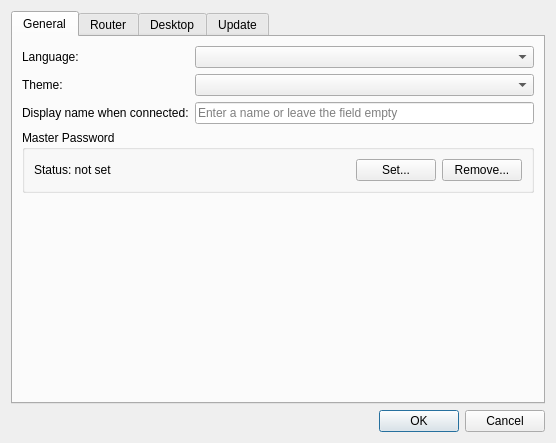
Before: the Qt Designer form source/client/ui/settings_dialog.ui in dchapyshev/aspia, drawn with Qt 5.
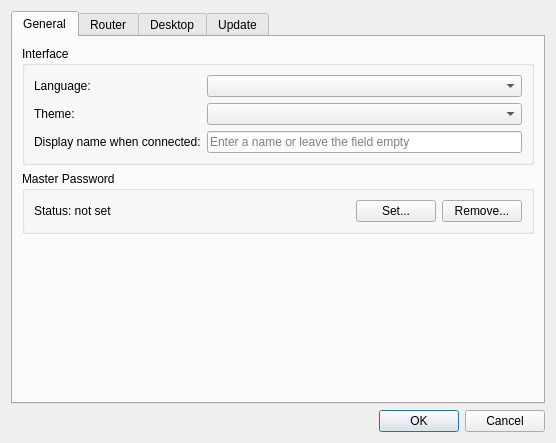
After: the same form once the commit is applied. Custom widgets are drawn as their Qt base class.

Patch:
```diff
--- a/source/client/ui/settings_dialog.ui
+++ b/source/client/ui/settings_dialog.ui
@@ -25,6 +25,10 @@
       </attribute>
       <layout class="QVBoxLayout" name="verticalLayout_3">
        <item>
+        <widget class="QGroupBox" name="groupbox_interface">
+         <property name="title">
+          <string>Interface</string>
+         </property>
         <layout class="QGridLayout" name="gridLayout">
          <item row="0" column="0">
           <widget class="QLabel" name="label_language">
@@ -64,6 +68,7 @@
           </widget>
          </item>
         </layout>
+        </widget>
        </item>
        <item>
         <widget class="QGroupBox" name="groupbox_master_password">
```
Lines whose indentation alone changed are shown as unchanged.
